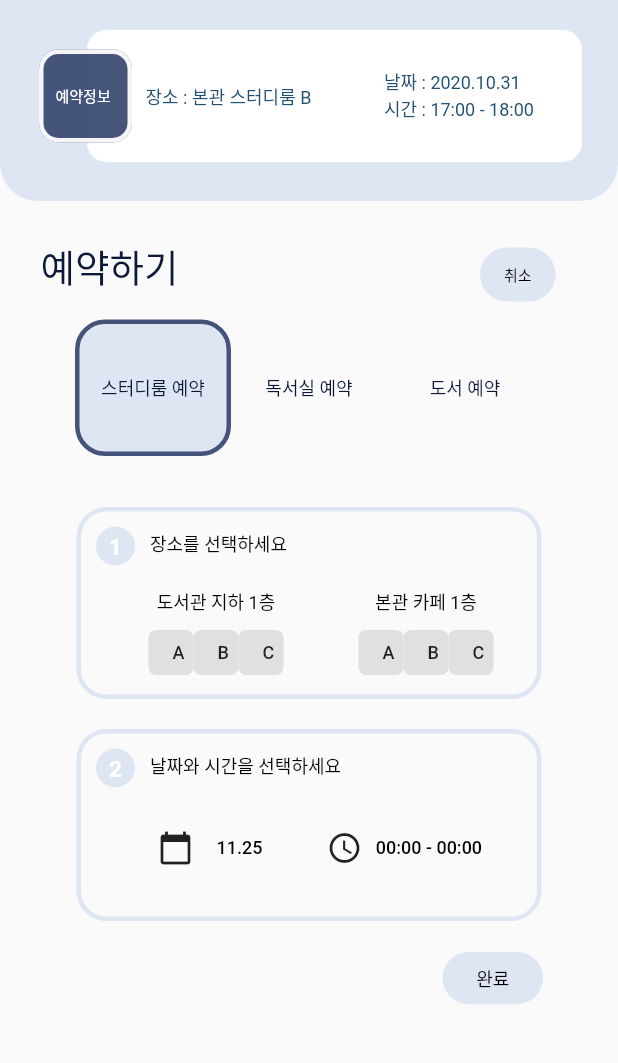
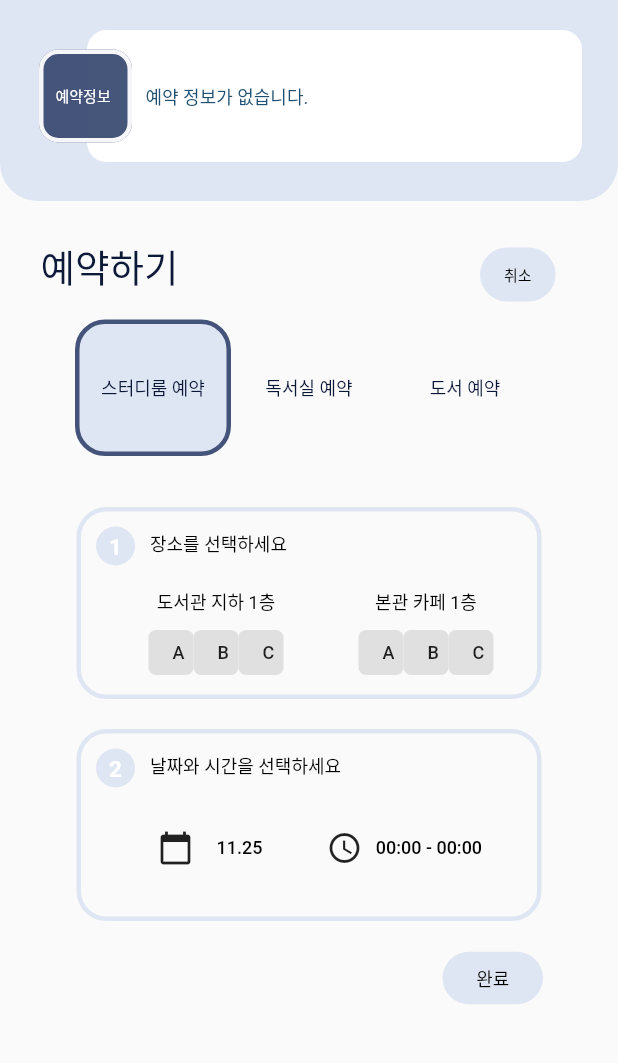
Before and after one commit to suzumsz/Everything_Jeon, a Flutter app: the ReservationAppPage screen opened directly, on a phone screen of 412 x 824 dp, the part 138-1201 px from its top. Run offline on Flutter 3.47's test engine with Material 2 defaults, Android fonts, the phone set to English and light mode, and no system bars; our stand-ins replace circular_check_box, cloud_firestore, firebase_auth, firebase_core, flutter_calendar_carousel, image_picker; missing offline and left inert: adobe_xd, flutter_barcode_scanner, syncfusion_flutter_barcodes; accounts and stored records are empty; Roboto replaces fonts that are missing (DX유니고딕 20).

Commit message:
예약정보없습니다

```diff
--- a/lib/ReservationPage.dart
+++ b/lib/ReservationPage.dart
@@ -75,6 +75,9 @@ class MyApp extends State<ReservationAppPage>
   bool dayVisible1 = true; //보이는거 안보이게
   bool dayVisible2 = false; //안보이는거 보이게
 
+  bool textVisible1 = true; //보이는거 안보이게
+  bool textVisible2 = false; //안보이는거 보이게
+
   // 디비 값
   String _dbplce = "본관 스터디룸 B";
   String _dbyear = "2020";
@@ -256,6 +259,22 @@ class MyApp extends State<ReservationAppPage>
     });
   }
 
+  void textshowWidget() {
+    //보이기
+    setState(() {
+      textVisible1 = true;
+      textVisible2 = false;
+    });
+  }
+
+  void texthideWidget() {
+    //숨기기
+    setState(() {
+      textVisible1 = false;
+      textVisible2 = true;
+    });
+  }
+
   //달력 클릭
 
   static const PrimaryColor = Color(0xffDFE6F3);
@@ -444,12 +463,12 @@ class MyApp extends State<ReservationAppPage>
             textAlign: TextAlign.left,
           ),
         ),
-        Transform.translate(
+        Visibility(
+          visible: textVisible1,
+          child: Transform.translate(
             offset: Offset(97.0, 147.0),
-          child:
-              // Adobe XD layer: 'Svyatoslav Taushev' (text)
-              Text(
-            '장소 : ' + _dbplce,
+            child: Text(
+              '예약 정보가 없습니다.',
               style: TextStyle(
                 fontFamily: 'DX유니고딕 20',
                 fontSize: 12,
@@ -459,7 +478,26 @@ class MyApp extends State<ReservationAppPage>
               textAlign: TextAlign.left,
             ),
           ),
-        Transform.translate(
+        ),
+        Visibility(
+          visible: textVisible2,
+          child: Transform.translate(
+            offset: Offset(97.0, 147.0),
+            child: Text(
+              '장소 : ' + _dbplce,
+              style: TextStyle(
+                fontFamily: 'DX유니고딕 20',
+                fontSize: 12,
+                color: const Color(0xff205072),
+                height: 1.5,
+              ),
+              textAlign: TextAlign.left,
+            ),
+          ),
+        ),
+        Visibility(
+          visible: textVisible2,
+          child: Transform.translate(
             offset: Offset(256.0, 137.0),
             child:
                 // Adobe XD layer: 'Svyatoslav Taushev' (text)
@@ -482,6 +520,7 @@ class MyApp extends State<ReservationAppPage>
                 height: 1.5,
               ),
               textAlign: TextAlign.left,
+            ),
           ),
         ),
       ],
@@ -1826,6 +1865,7 @@ class MyApp extends State<ReservationAppPage>
                 textAlign: TextAlign.left,
               ),
               onPressed: () {
+                texthideWidget();
                 changeDB(
                     stPlace, currYear, currMonth, currDay, currTime, nextTime);
                 showDialog(
@@ -1867,6 +1907,7 @@ class MyApp extends State<ReservationAppPage>
     );
 
     return Scaffold(
+      resizeToAvoidBottomPadding: false,
       // appBar: AppBar(
       //   title: new Text(widget.title),
       // ),
```
Lines whose indentation alone changed are shown as unchanged.
